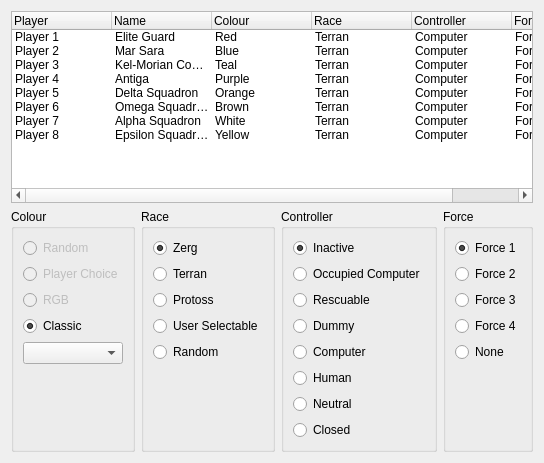
Above: ChkForge/playerstab.ui from heinermann/ChkForge before the change. Below: the same form after it.
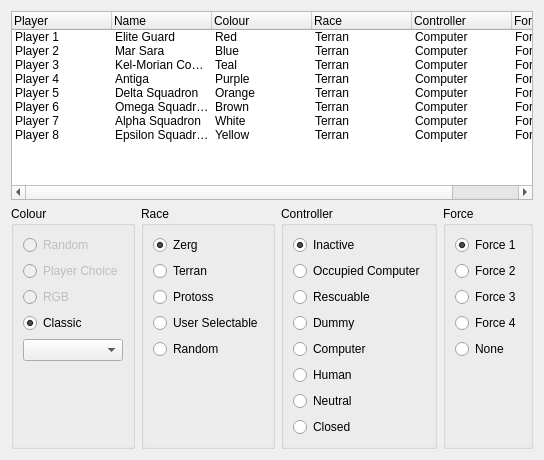
That is the form after the change.

What changed in the file:
```diff
--- a/ChkForge/playerstab.ui
+++ b/ChkForge/playerstab.ui
@@ -3,10 +3,15 @@
  <comment></comment>
  <exportmacro></exportmacro>
  <class>PlayersTab</class>
-  <widget class="QWidget" name="playersTab">
-    <attribute name="title">
-      <string>Players</string>
-    </attribute>
+ <widget class="QWidget" name="PlayersTab">
+  <property name="geometry">
+   <rect>
+    <x>0</x>
+    <y>0</y>
+    <width>507</width>
+    <height>460</height>
+   </rect>
+  </property>
     <layout class="QVBoxLayout" name="verticalLayout_13">
       <item>
         <widget class="QTreeWidget" name="plyrList">
```
Left out of the diff: 12 changed lines with no effect on the pictures. Lines whose indentation alone changed are shown as unchanged.
